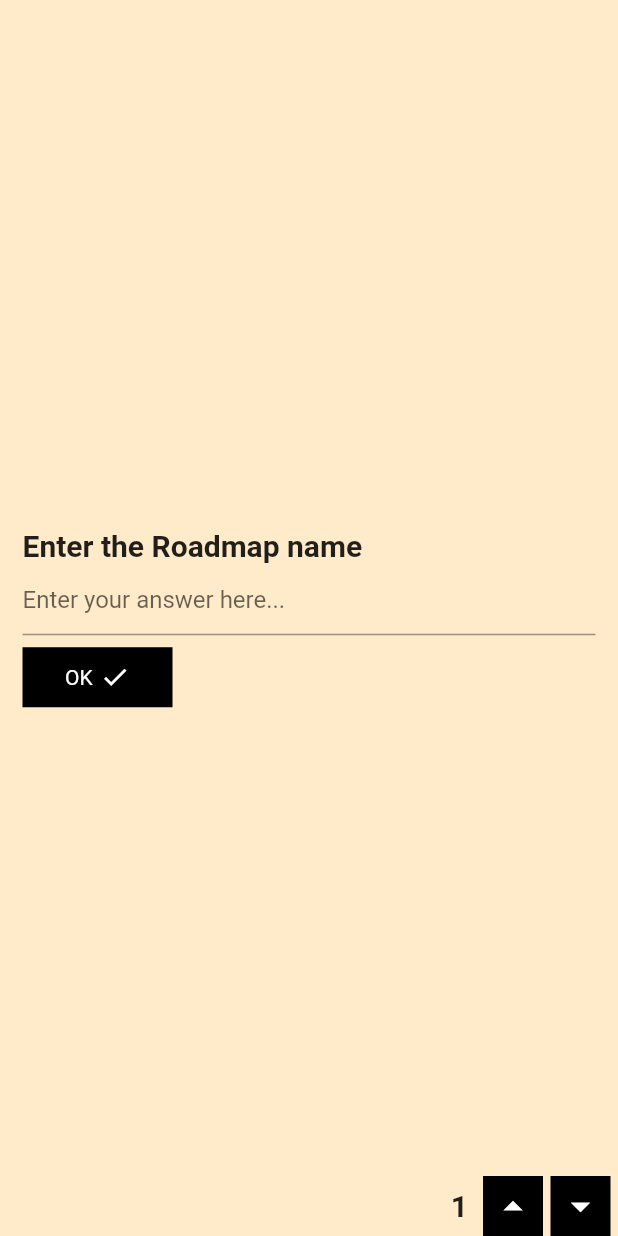
After one commit to adityathakurxd/university, a Flutter app: the RoadmapDetailsForm screen opened directly, on a phone screen of 412 x 824 dp. The commit adds this screen. Run offline on Flutter 3.47's test engine with Material 2 defaults, Android fonts, the phone set to English and light mode, and no system bars; our stand-ins replace cloud_firestore, firebase_auth, firebase_core, flutter_svg, flutter_swiper_null_safety, google_fonts and 1 more; accounts and stored records are empty; network calls fail.

Commit message:
Added GoogleService-Info.plist File and added Roadmap Form screen

```diff
--- a/lib/screens/auth/sign_in_screen.dart
+++ b/lib/screens/auth/sign_in_screen.dart
@@ -27,6 +27,7 @@ class SignInScreen extends StatelessWidget {
       final user = await auth.signInWithGoogle();
       final service = Provider.of<FirestoreService>(context, listen: false);
       await service.updateUserData(user);
+      print("Google Sign-in successful");
     } catch (e) {
       print(e);
     }
--- /dev/null
+++ b/lib/screens/roadmap_form/roadmap_form.dart
@@ -0,0 +1,230 @@
+import 'package:flutter/material.dart';
+
+class RoadmapDetailsForm extends StatefulWidget {
+  RoadmapDetailsForm({Key? key}) : super(key: key);
+
+  @override
+  _RoadmapDetailsFormState createState() => _RoadmapDetailsFormState();
+}
+
+class _RoadmapDetailsFormState extends State<RoadmapDetailsForm> with TickerProviderStateMixin {
+
+  AnimationController? animation;
+  Animation<double>? _fadeInFadeOut;
+
+  TextEditingController _roadmapNameController = new TextEditingController();
+  TextEditingController _descriptionController = new TextEditingController();
+  TextEditingController _link1Controller = new TextEditingController();
+
+  late List _formItems;
+
+  late int _formIndex;
+
+  @override
+  void initState() {
+    super.initState();
+
+    // Each form will be represented using a List.
+    // The first field is the title of the form.
+    // The second field is the text shown on the button of the form.
+    // The third one is a flag that says if we need to show 'Add More +' button or not
+    // for that particular form.
+    // The fourth field is the TextEditingController object for each form.
+    _formItems = [
+      ['Enter the Roadmap name','OK',0,_roadmapNameController],
+      ['Enter the Description','OK',0,_descriptionController],
+      ['Enter link - 1','Submit',1,_link1Controller],
+    ];
+
+    // Holds the index of the current form
+    _formIndex = 0;
+
+    animation = AnimationController(vsync: this, duration: Duration(milliseconds: 500),);
+    _fadeInFadeOut = Tween<double>(begin: 0.0, end: 1.0).animate(animation!);
+
+    animation!.addStatusListener((status){
+      if(status == AnimationStatus.dismissed){
+        animation!.forward();
+      }
+    });
+    animation!.forward();
+  }
+
+  @override
+  Widget build(BuildContext context) {
+    return Scaffold(
+      backgroundColor: Color(0xFFFFEAC9),
+      floatingActionButtonLocation: FloatingActionButtonLocation.centerDocked,
+      floatingActionButton: Row(
+        mainAxisAlignment: MainAxisAlignment.end,
+        children: [
+          Text(
+            "${_formIndex + 1}",
+            style: TextStyle(
+                fontWeight: FontWeight.bold,
+                fontSize: 20
+            ),
+          ),
+          SizedBox(width: 10,),
+          GestureDetector(
+            behavior: HitTestBehavior.opaque,
+            onTap: () {
+              animation!.reverse().whenComplete(() {
+                if(_formIndex != 0) {
+                  setState(() {
+                    _formIndex--;
+                  });
+                }
+              });
+
+            },
+            child: Container(
+              height: 40,
+              width: 40,
+              color: Colors.black,
+              child: Icon(Icons.arrow_drop_up,color: Colors.white,size: 30,),
+            ),
+          ),
+          SizedBox(width: 5,),
+          if(_formIndex != _formItems.length-1) GestureDetector(
+            behavior: HitTestBehavior.opaque,
+            onTap: () {
+              animation!.reverse().whenComplete(() {
+                setState(() {
+                  _formIndex++;
+                });
+              });
+            },
+            child: Container(
+              height: 40,
+              width: 40,
+              color: Colors.black,
+              child: Icon(Icons.arrow_drop_down,color: Colors.white,size: 30,),
+            ),
+          ),
+          if(_formIndex != _formItems.length-1) SizedBox(width: 5,),
+        ],
+      ),
+      body: FadeTransition(
+        opacity: _fadeInFadeOut!,
+        child: Center(
+          child: Padding(
+            padding: const EdgeInsets.symmetric(horizontal: 15.0),
+            child: Column(
+              mainAxisAlignment: MainAxisAlignment.center,
+              crossAxisAlignment: CrossAxisAlignment.start,
+              children: [
+                Text(
+                  _formItems[_formIndex][0],
+                  style: TextStyle(
+                      fontWeight: FontWeight.bold,
+                      fontSize: 20
+                  ),
+                ),
+
+                TextFormField(
+                  controller: _formItems[_formIndex][3],
+                  decoration: InputDecoration(
+                    hintText: "Enter your answer here...",
+                  ),
+                ),
+
+                Row(
+                  children: [
+                    GestureDetector(
+                      onTap: () {
+                        animation!.reverse().whenComplete(()  {
+                          if(_formIndex == _formItems.length-1) {
+
+                          } else {
+                            setState(() {
+                              _formIndex++;
+                            });
+                          }
+                        });
+                      },
+                      behavior: HitTestBehavior.opaque,
+                      child: Padding(
+                        padding: const EdgeInsets.only(top:8.0),
+                        child: Container(
+                          height: 40,
+                          width: 100,
+                          decoration: BoxDecoration(
+                              color: Colors.black
+                          ),
+                          child: Center(
+                            child: Row(
+                              mainAxisAlignment: MainAxisAlignment.center,
+                              children: [
+                                Text(
+                                  _formItems[_formIndex][1],
+                                  style: TextStyle(
+                                      color: Colors.white
+                                  ),
+                                ),
+                                SizedBox(width: 5,),
+                                Icon(Icons.done,color: Colors.white,size: 20,)
+                              ],
+                            ),
+                          ),
+                        ),
+                      ),
+                    ),
+                    SizedBox(width: 10,),
+                    if(_formItems[_formIndex][2] == 1) GestureDetector(
+                      onTap: () {
+                        animation!.reverse().whenComplete(()  {
+                          setState(() {
+                            String text = "Enter link - ${_formItems.length-1}";
+
+                            // This field is set to 0 because we only have to show
+                            // 'Add more +' button for the last form.
+                            _formItems.last[2] = 0;
+                            _formItems.last[1] = "OK";
+
+                            // Appending a new form
+                            _formItems.add([text,'Submit',1,new TextEditingController()]);
+
+                            _formIndex++;
+
+                          });
+                        });
+                      },
+                      behavior: HitTestBehavior.opaque,
+                      child: Padding(
+                        padding: const EdgeInsets.only(top:8.0),
+                        child: Container(
+                          height: 40,
+                          width: 100,
+                          decoration: BoxDecoration(
+                              color: Colors.black
+                          ),
+                          child: Center(
+                            child: Row(
+                              mainAxisAlignment: MainAxisAlignment.center,
+                              children: [
+                                SizedBox(width: 5,),
+                                Text(
+                                  "Add more",
+                                  style: TextStyle(
+                                      color: Colors.white
+                                  ),
+                                ),
+                                SizedBox(width: 5,),
+                                Icon(Icons.add,color: Colors.white,size: 20,)
+                              ],
+                            ),
+                          ),
+                        ),
+                      ),
+                    ),
+                  ],
+                )
+              ],
+            ),
+          ),
+        ),
+      ),
+    );
+  }
+}
```
Also changed, not shown: 2 other files.
